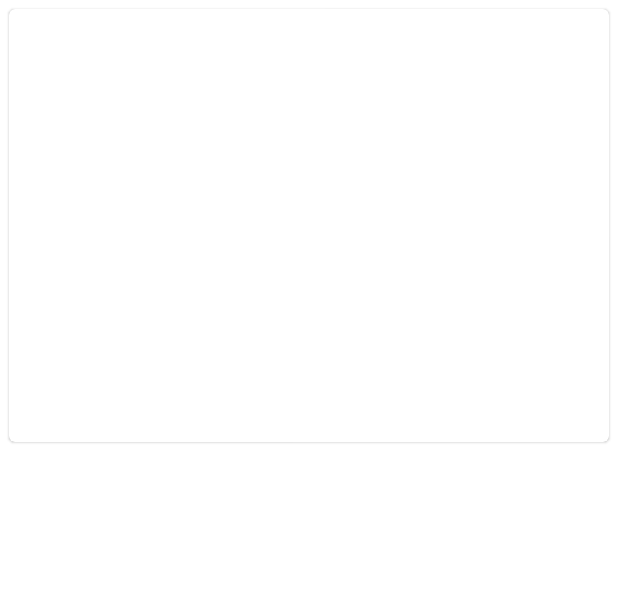
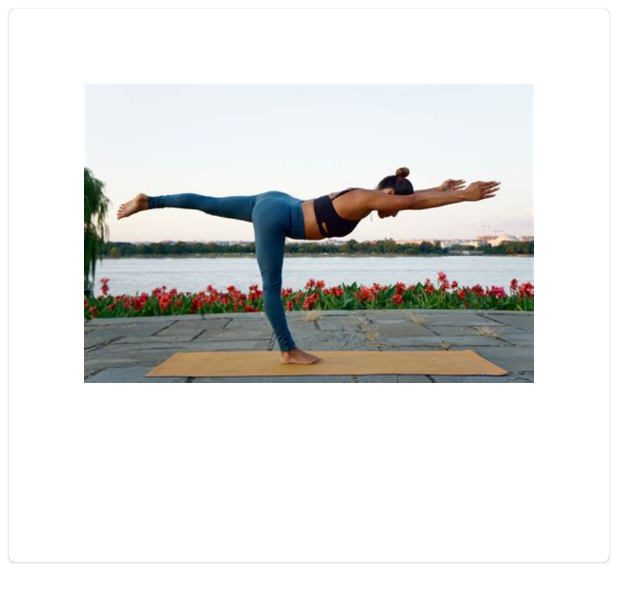
Before and after one commit to Dan-McElroy/XRciser, an Android app: the layout exercise_card.xml on its own in the app's theme, with its tools: preview values and no code run, on a phone screen of 412 x 824 dp. Shown: the top 602 px of the screen. Run offline under Robolectric (Android 15) with nearby library versions, the phone set to English and light mode, and no system bars; network calls fail.

Commit message:
Slight adjustments to images.

```diff
--- a/app/src/main/java/com/gymondo/xrciser/activities/ExerciseInfoActivity.kt
+++ b/app/src/main/java/com/gymondo/xrciser/activities/ExerciseInfoActivity.kt
@@ -98,14 +98,12 @@ class ExerciseInfoActivity : AppCompatActivity() {
         val imageView = addImage()
         if (image is ExerciseImage) {
             Picasso.get().load(image.url)
-                .placeholder(R.drawable.ic_hourglass_empty_24px)
-                .error(R.drawable.ic_error_outline_24px)
-                .centerInside()
+                .placeholder(R.drawable.ic_hourglass_empty)
+                .error(R.drawable.ic_error_outline)
                 .into(imageView)
             imageView.contentDescription = exerciseInfo.name
         } else {
             Picasso.get().load(R.drawable.exercise)
-                .centerInside()
                 .into(imageView)
         }
     }
--- a/app/src/main/res/drawable/ic_error_outline_24px.xml
+++ b/app/src/main/res/drawable/ic_error_outline.xml
@@ -1,6 +1,6 @@
 <vector xmlns:android="http://schemas.android.com/apk/res/android"
-    android:width="24dp"
-    android:height="24dp"
+    android:width="@dimen/icon_image_width"
+    android:height="@dimen/icon_image_height"
     android:viewportWidth="24"
     android:viewportHeight="24">
   <path
--- a/app/src/main/res/drawable/ic_hourglass_empty_24px.xml
+++ b/app/src/main/res/drawable/ic_hourglass_empty.xml
@@ -1,6 +1,6 @@
 <vector xmlns:android="http://schemas.android.com/apk/res/android"
-    android:width="24dp"
-    android:height="24dp"
+    android:width="@dimen/icon_image_width"
+    android:height="@dimen/icon_image_height"
     android:viewportWidth="24"
     android:viewportHeight="24">
   <path
--- a/app/src/main/res/layout/exercise_card.xml
+++ b/app/src/main/res/layout/exercise_card.xml
@@ -25,8 +25,9 @@
         <ImageView
             android:id="@+id/image"
             android:layout_width="match_parent"
-            android:scaleType="fitCenter"
-            android:layout_height="120dp" />
+            android:layout_height="@dimen/card_image_height"
+            android:scaleType="centerInside"
+            android:src="@drawable/exercise"/>
         <TextView
             android:id="@+id/exercise_name"
             android:layout_width="wrap_content"
--- a/app/src/main/res/layout/exercise_info_image.xml
+++ b/app/src/main/res/layout/exercise_info_image.xml
@@ -1,5 +1,6 @@
 <?xml version="1.0" encoding="utf-8"?>
 <ImageView xmlns:android="http://schemas.android.com/apk/res/android"
     android:layout_width="@dimen/info_image_width"
-    android:layout_height="@dimen/info_image_height">
+    android:layout_height="@dimen/info_image_height"
+    android:scaleType="centerInside">
 </ImageView>
--- a/app/src/main/res/menu/top_app_bar.xml
+++ b/app/src/main/res/menu/top_app_bar.xml
@@ -3,7 +3,7 @@
 
     <item
         android:id="@+id/search"
-        android:icon="@drawable/ic_search_24px"
+        android:icon="@drawable/ic_search_24dp"
         app:showAsAction="always|collapseActionView"
         app:actionViewClass="androidx.appcompat.widget.SearchView"
         android:title="@string/search"/>
```
Also changed, not shown: app/src/main/java/com/gymondo/xrciser/activities/ExerciseAdapter.kt (+3 -5 lines), app/src/main/res/values/dimens.xml (+5 -3 lines), app/src/main/res/drawable/exercise.png, app/src/main/res/drawable/ic_search_24dp.xml (renamed from app/src/main/res/drawable/ic_search_24px.xml).
